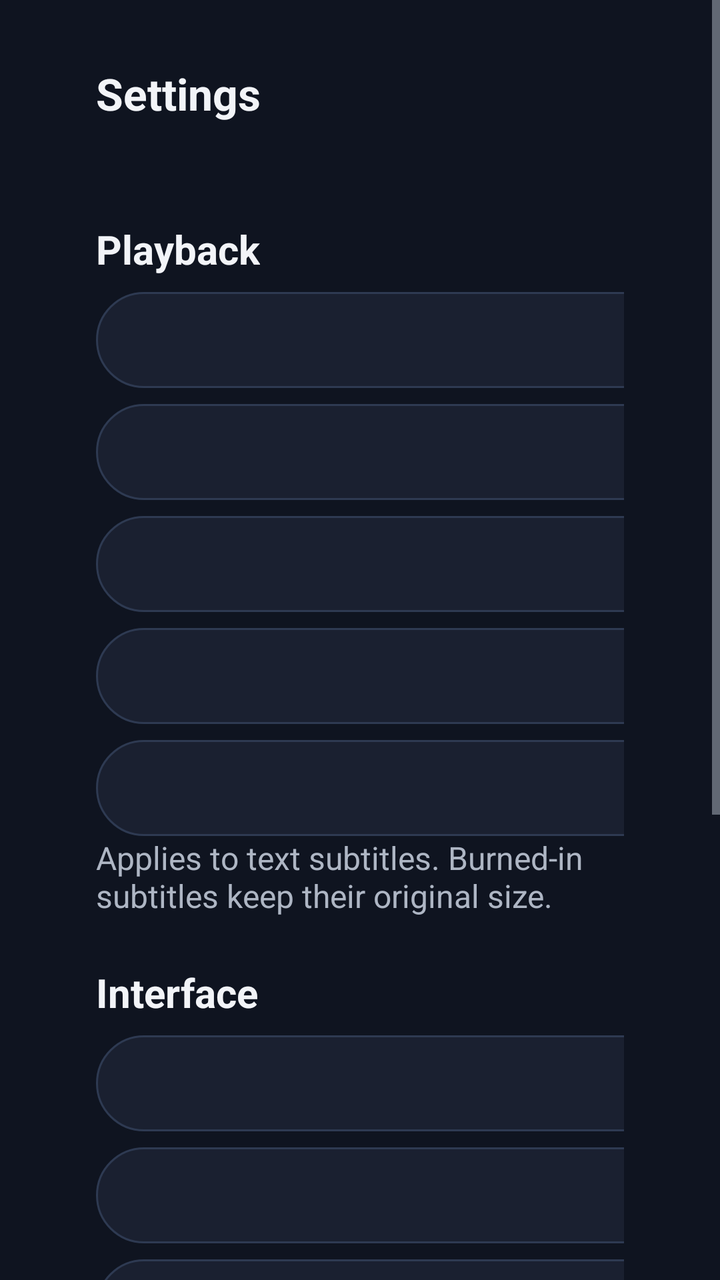
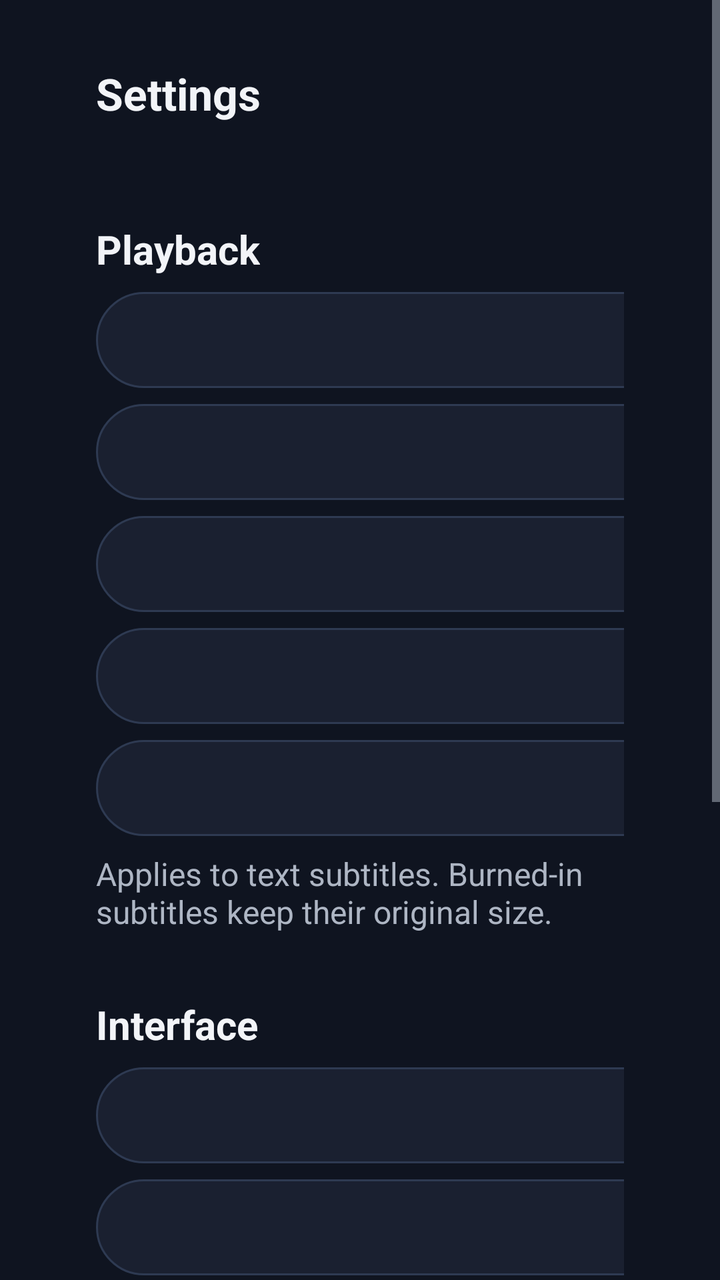

The first picture is an Android layout as it rendered before a commit; the second is the same layout after the commit. The layout source and the unified diff follow.
<!-- AndroidManifest.xml: application theme Theme.Firefin -->
<!-- res/layout/activity_settings.xml -->
<?xml version="1.0" encoding="utf-8"?>
<ScrollView xmlns:android="http://schemas.android.com/apk/res/android"
    android:layout_width="match_parent"
    android:layout_height="match_parent">

    <LinearLayout
        android:layout_width="match_parent"
        android:layout_height="wrap_content"
        android:orientation="vertical"
        android:paddingLeft="@dimen/page_margin"
        android:paddingTop="@dimen/space_xl"
        android:paddingRight="@dimen/page_margin"
        android:paddingBottom="@dimen/space_xl">

        <TextView
            style="@style/Firefin.Text.Heading"
            android:layout_width="wrap_content"
            android:layout_height="wrap_content"
            android:text="@string/settings" />

        <TextView
            android:id="@+id/accountInfo"
            style="@style/Firefin.Text.Label"
            android:layout_width="match_parent"
            android:layout_height="wrap_content"
            android:layout_marginTop="@dimen/space_xs" />

        <TextView
            style="@style/Firefin.Text.Subheading"
            android:layout_width="wrap_content"
            android:layout_height="wrap_content"
            android:layout_marginTop="@dimen/space_l"
            android:text="@string/section_playback" />

        <Button
            android:id="@+id/qualityButton"
            style="@style/Firefin.Button.Setting"
            android:layout_marginTop="@dimen/space_s" />

        <Button
            android:id="@+id/audioLanguageButton"
            style="@style/Firefin.Button.Setting" />

        <Button
            android:id="@+id/subtitleLanguageButton"
            style="@style/Firefin.Button.Setting" />

        <Button
            android:id="@+id/autoPlayNextButton"
            style="@style/Firefin.Button.Setting" />

        <Button
            android:id="@+id/subtitleSizeButton"
            style="@style/Firefin.Button.Setting" />

        <TextView
            style="@style/Firefin.Text.Label"
            android:layout_width="match_parent"
            android:layout_height="wrap_content"
            android:text="@string/subtitle_size_hint" />

        <TextView
            style="@style/Firefin.Text.Subheading"
            android:layout_width="wrap_content"
            android:layout_height="wrap_content"
            android:layout_marginTop="@dimen/space_l"
            android:text="@string/section_interface" />

        <Button
            android:id="@+id/backdropsButton"
            style="@style/Firefin.Button.Setting"
            android:layout_marginTop="@dimen/space_s" />

        <Button
            android:id="@+id/homeOrderButton"
            style="@style/Firefin.Button.Setting" />

        <Button
            android:id="@+id/clearCacheButton"
            style="@style/Firefin.Button.Setting"
            android:text="@string/clear_image_cache" />

        <TextView
            style="@style/Firefin.Text.Subheading"
            android:layout_width="wrap_content"
            android:layout_height="wrap_content"
            android:layout_marginTop="@dimen/space_l"
            android:text="@string/section_account" />

        <Button
            android:id="@+id/remoteButton"
            style="@style/Firefin.Button.Setting"
            android:layout_marginTop="@dimen/space_s"
            android:text="@string/remote_control" />

        <Button
            android:id="@+id/logoutButton"
            style="@style/Firefin.Button.Setting"
            android:text="@string/logout" />

        <TextView
            style="@style/Firefin.Text.Subheading"
            android:layout_width="wrap_content"
            android:layout_height="wrap_content"
            android:layout_marginTop="@dimen/space_l"
            android:text="@string/about" />

        <TextView
            android:id="@+id/aboutText"
            style="@style/Firefin.Text.Label"
            android:layout_width="match_parent"
            android:layout_height="wrap_content"
            android:layout_marginTop="@dimen/space_xs"
            android:maxWidth="720dp" />

        <Button
            android:id="@+id/developerGithubButton"
            style="@style/Firefin.Button.Setting"
            android:layout_marginTop="@dimen/space_s"
            android:text="@string/developer_github" />
    </LinearLayout>
</ScrollView>
<!-- resources referenced by this layout -->
<resources>
  <dimen name="page_margin">48dp</dimen>
  <dimen name="space_l">24dp</dimen>
  <dimen name="space_s">8dp</dimen>
  <dimen name="space_xl">32dp</dimen>
  <dimen name="space_xs">4dp</dimen>
  <string name="about">About Firefin</string>
  <string name="clear_image_cache">Clear image cache</string>
  <string name="developer_github">Developer · GitHub\ngithub.com/ZepiGit</string>
  <string name="logout">Sign out</string>
  <string name="remote_control">Remote control</string>
  <string name="section_account">Account</string>
  <string name="section_interface">Interface</string>
  <string name="section_playback">Playback</string>
  <string name="settings">Settings</string>
  <string name="subtitle_size_hint">Applies to text subtitles. Burned-in subtitles keep their original size.</string>
  <dimen name="text_heading">22sp</dimen>
  <dimen name="text_label">16sp</dimen>
  <color name="text_secondary">#AEB6C4</color>
  <dimen name="text_subheading">20sp</dimen>
  <color name="background">#0F1420</color>
  <color name="accent">#00A4DC</color>
  <color name="text_primary">#F2F4F8</color>
  <style name="Firefin.Dialog" parent="Theme.AppCompat.Dialog.Alert">
          <item name="android:background">@color/surface</item>
          <item name="colorAccent">@color/accent</item>
          <item name="android:textColorPrimary">@color/text_primary</item>
          <item name="android:textColorSecondary">@color/text_secondary</item>
          <item name="android:textSize">@dimen/text_body</item>
          <item name="buttonBarButtonStyle">@style/Firefin.Button.Dialog</item>
          <item name="android:buttonBarButtonStyle">@style/Firefin.Button.Dialog</item>
          <item name="listPreferredItemHeightSmall">@dimen/control_height</item>
          <item name="android:listPreferredItemHeightSmall">@dimen/control_height</item>
      </style>
  <dimen name="text_body">18sp</dimen>
  <!-- drawable button_background (drawable) -->
  <?xml version="1.0" encoding="utf-8"?>
  <selector xmlns:android="http://schemas.android.com/apk/res/android">
      <item android:state_enabled="false"><shape><solid android:color="@color/surface"/><corners android:radius="24dp"/></shape></item>
      <item android:state_focused="true"><shape><solid android:color="@color/accent"/><corners android:radius="24dp"/></shape></item>
      <item android:state_pressed="true"><shape><solid android:color="@color/accent_dark"/><corners android:radius="24dp"/></shape></item>
      <item><shape><solid android:color="@color/surface"/><stroke android:width="1dp" android:color="@color/outline"/><corners android:radius="24dp"/></shape></item>
  </selector>
  <dimen name="control_height">48dp</dimen>
  <color name="text_muted">#7D8699</color>
  <dimen name="input_height">52dp</dimen>
  <dimen name="space_m">16dp</dimen>
  <color name="surface">#1A2030</color>
  <color name="accent_dark">#007EA8</color>
  <color name="outline">#2E3A52</color>
  <color name="surface_focus">#243049</color>
  <dimen name="focus_stroke">3dp</dimen>
  <dimen name="corner_radius">6dp</dimen>
  <!-- drawable dialog_button_background (drawable) -->
  <?xml version="1.0" encoding="utf-8"?>
  <selector xmlns:android="http://schemas.android.com/apk/res/android">
      <item android:state_focused="true"><shape><solid android:color="@color/accent"/><corners android:radius="24dp"/></shape></item>
      <item><shape><solid android:color="@android:color/transparent"/><corners android:radius="24dp"/></shape></item>
  </selector>
  <!-- unchanged entries left out for length: 10 -->
</resources>

<!-- the commit's change to res/layout/activity_settings.xml (unified diff, before → after) -->
@@ -57,6 +57,8 @@
             style="@style/Firefin.Text.Label"
             android:layout_width="match_parent"
             android:layout_height="wrap_content"
+            android:layout_marginTop="@dimen/space_s"
+            android:layout_marginBottom="@dimen/space_s"
             android:text="@string/subtitle_size_hint" />
 
         <TextView
<!-- resource entries referenced after the edit -->
@@ -32,21 +32,28 @@
           <item name="android:buttonBarButtonStyle">@style/Firefin.Button.Dialog</item>
           <item name="listPreferredItemHeightSmall">@dimen/control_height</item>
           <item name="android:listPreferredItemHeightSmall">@dimen/control_height</item>
+          <item name="alertDialogStyle">@style/Firefin.AlertDialog</item>
       </style>
   <dimen name="text_body">18sp</dimen>
   <!-- drawable button_background (drawable) -->
   <?xml version="1.0" encoding="utf-8"?>
   <selector xmlns:android="http://schemas.android.com/apk/res/android">
-      <item android:state_enabled="false"><shape><solid android:color="@color/surface"/><corners android:radius="24dp"/></shape></item>
-      <item android:state_focused="true"><shape><solid android:color="@color/accent"/><corners android:radius="24dp"/></shape></item>
-      <item android:state_pressed="true"><shape><solid android:color="@color/accent_dark"/><corners android:radius="24dp"/></shape></item>
-      <item><shape><solid android:color="@color/surface"/><stroke android:width="1dp" android:color="@color/outline"/><corners android:radius="24dp"/></shape></item>
+      <item android:state_enabled="false"><shape><solid android:color="@color/surface"/><corners android:radius="@dimen/button_radius"/></shape></item>
+      <item android:state_focused="true"><shape><solid android:color="@color/accent"/><corners android:radius="@dimen/button_radius"/></shape></item>
+      <item android:state_pressed="true"><shape><solid android:color="@color/accent_dark"/><corners android:radius="@dimen/button_radius"/></shape></item>
+      <item><shape><solid android:color="@color/surface"/><stroke android:width="1dp" android:color="@color/outline"/><corners android:radius="@dimen/button_radius"/></shape></item>
   </selector>
   <dimen name="control_height">48dp</dimen>
   <color name="text_muted">#7D8699</color>
   <dimen name="input_height">52dp</dimen>
   <dimen name="space_m">16dp</dimen>
   <color name="surface">#1A2030</color>
+  <style name="Firefin.AlertDialog" parent="AlertDialog.AppCompat">
+          <item name="listItemLayout">@layout/item_dialog_choice</item>
+          <item name="singleChoiceItemLayout">@layout/item_dialog_single_choice</item>
+          <item name="multiChoiceItemLayout">@layout/item_dialog_multi_choice</item>
+      </style>
+  <dimen name="button_radius">24dp</dimen>
   <color name="accent_dark">#007EA8</color>
   <color name="outline">#2E3A52</color>
   <color name="surface_focus">#243049</color>
@@ -55,8 +62,8 @@
   <!-- drawable dialog_button_background (drawable) -->
   <?xml version="1.0" encoding="utf-8"?>
   <selector xmlns:android="http://schemas.android.com/apk/res/android">
-      <item android:state_focused="true"><shape><solid android:color="@color/accent"/><corners android:radius="24dp"/></shape></item>
-      <item><shape><solid android:color="@android:color/transparent"/><corners android:radius="24dp"/></shape></item>
+      <item android:state_focused="true"><shape><solid android:color="@color/accent"/><corners android:radius="@dimen/button_radius"/></shape></item>
+      <item><shape><solid android:color="@android:color/transparent"/><corners android:radius="@dimen/button_radius"/></shape></item>
   </selector>
   <!-- unchanged entries left out for length: 10 -->
 </resources>
